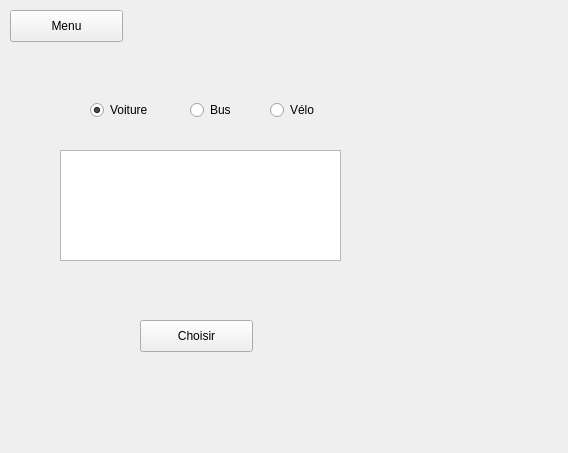
TitiCrou/TAC, file fenetrelocation.ui: the form before one commit.
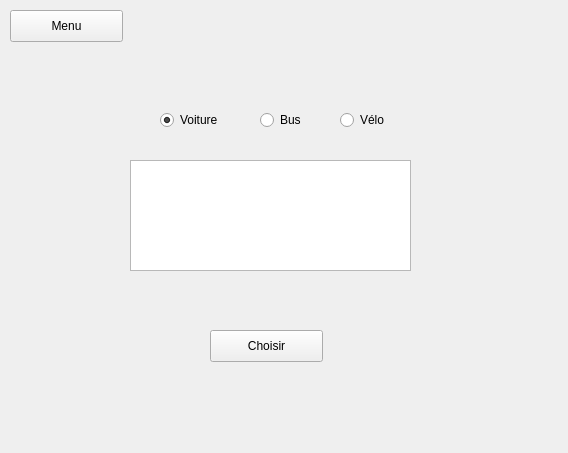
The form after the commit. The open tabs and pages were chosen to show the change.

Commit message: corrections graphiques

```diff
--- a/fenetrelocation.ui
+++ b/fenetrelocation.ui
@@ -122,8 +122,8 @@
      <widget class="QPushButton" name="chooseButton">
       <property name="geometry">
        <rect>
-        <x>120</x>
-        <y>280</y>
+        <x>190</x>
+        <y>290</y>
         <width>113</width>
         <height>32</height>
        </rect>
@@ -135,8 +135,8 @@
      <widget class="QListWidget" name="listVehicule">
       <property name="geometry">
        <rect>
-        <x>40</x>
-        <y>110</y>
+        <x>110</x>
+        <y>120</y>
         <width>281</width>
         <height>111</height>
        </rect>
@@ -151,8 +151,8 @@
      <widget class="QRadioButton" name="busButton">
       <property name="geometry">
        <rect>
-        <x>170</x>
-        <y>60</y>
+        <x>240</x>
+        <y>70</y>
         <width>51</width>
         <height>20</height>
        </rect>
@@ -167,8 +167,8 @@
      <widget class="QRadioButton" name="carButton">
       <property name="geometry">
        <rect>
-        <x>70</x>
-        <y>60</y>
+        <x>140</x>
+        <y>70</y>
         <width>71</width>
         <height>20</height>
        </rect>
@@ -189,8 +189,8 @@
      <widget class="QRadioButton" name="bikeButton">
       <property name="geometry">
        <rect>
-        <x>250</x>
-        <y>60</y>
+        <x>320</x>
+        <y>70</y>
         <width>61</width>
         <height>20</height>
        </rect>
```
Left out of the diff: 14 changed lines with no effect on the pictures.
